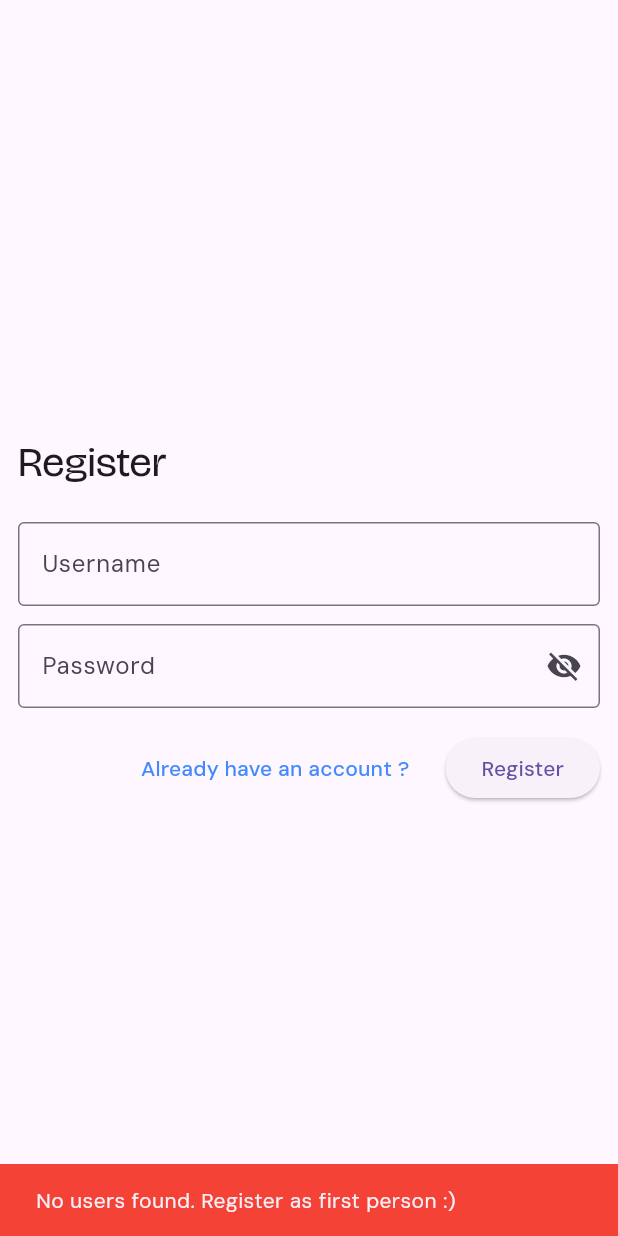
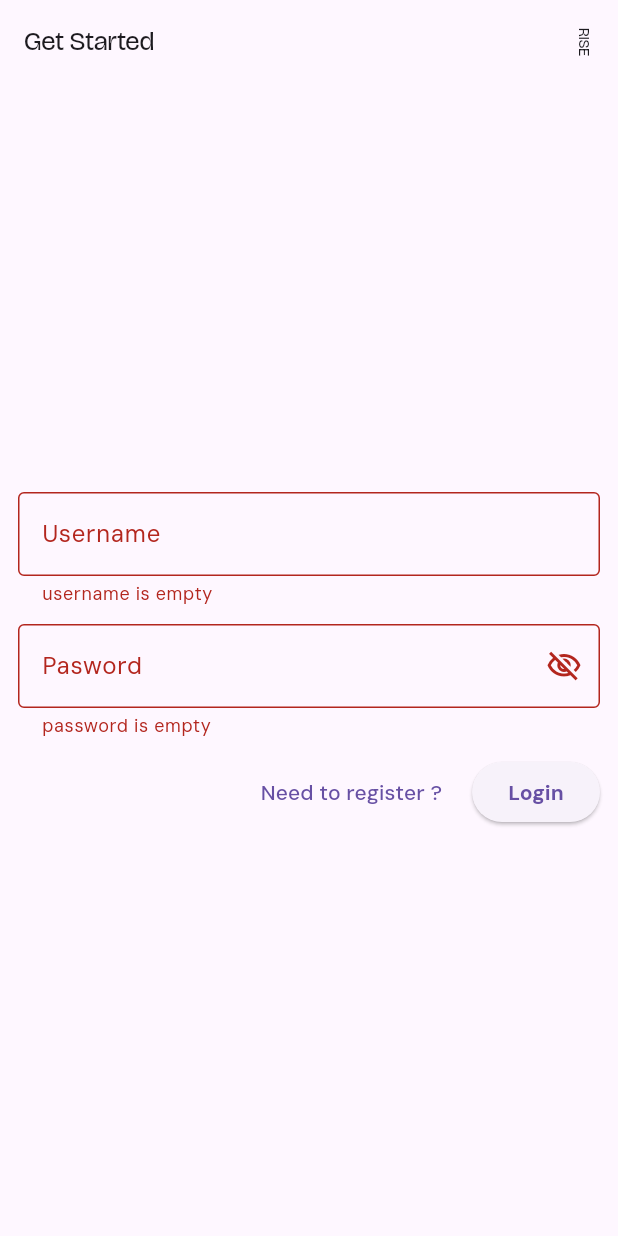
Before and after one commit to kottesh/S6, a Flutter app: the screen it shows after launch, after a tap on "Need to register ?", after a tap on "Already have an account ?", after a tap on "Login", on a phone screen of 412 x 824 dp. Run offline on Flutter 3.47's test engine with Material 3 defaults, Android fonts, the phone set to English and light mode, and no system bars; our stand-ins replace sqflite; missing offline and left inert: bcrypt; accounts and stored records are empty.

Commit message:
complete ex13 flutter. more flutterin' and db

```diff
--- /dev/null
+++ b/20MSS66 mad lab/xyz/lib/db/db.dart
@@ -0,0 +1,101 @@
+import 'package:sqflite/sqflite.dart';
+import 'package:path/path.dart';
+import 'package:bcrypt/bcrypt.dart';
+
+class DB {
+    static final DB _instance = DB._internal();
+    Database? _db;
+
+    factory DB() {
+        return _instance;
+    }
+
+    DB._internal();
+
+    Future<Database> get database async {
+        if (_db == null) {
+            _db = await initDB();
+        }
+
+        return _db!;
+    }
+
+
+    Future<Database> initDB() async {
+        String path = join(await getDatabasesPath(), 'users.db');
+
+        var db = await openDatabase(
+            path,
+            version: 1,
+            onCreate: create
+        );
+
+        return db;
+    }
+
+    Future<void> create(Database db, int version) async {
+        await db.execute(
+            '''
+                CREATE TABLE IF NOT EXISTS users (
+                    id INTEGER PRIMARY KEY AUTOINCREMENT,
+                    username TEXT NOT NULL UNIQUE,
+                    password TEXT NOT NULL
+                );
+            '''
+        );
+
+        await initialUsers();
+    }
+
+    Future<void> initialUsers() async {
+        final db = await database;
+
+        final results = await db.query('users');
+
+        if (results.isEmpty) {
+            await db.insert('users', {
+                'username': 'Test 1',
+                'password': BCrypt.hashpw('pass 1', BCrypt.gensalt())
+            });
+            await db.insert('users', {
+                'username': 'Test 2',
+                'password': BCrypt.hashpw('pass 2', BCrypt.gensalt())
+            });
+        }
+    }
+
+    Future<bool> authenticateUser(String username, String password) async {
+        final db = await database;
+
+        var results = await db.query(
+            'users',
+            where: 'username = ?',
+            whereArgs: [username]
+        );
+
+        if (results.isEmpty) {
+            return false;
+        }
+
+        String db_pass = results[0]['password'] as String;
+
+        return BCrypt.checkpw(password, db_pass);
+    }
+
+    Future<int> addUser(String username, String password) async {
+        final db = await database;
+
+        try {
+            return await db.insert(
+                'users',
+                {
+                    'username': username,
+                    'password': BCrypt.hashpw(password, BCrypt.gensalt())
+                }
+            );
+        } catch (err) {
+            print('Error: ${err.toString()}');
+            return -1;
+        }
+    }
+}
--- /dev/null
+++ b/20MSS66 mad lab/xyz/lib/ex13.dart
@@ -0,0 +1,186 @@
+import 'package:flutter/material.dart';
+import 'package:xyz/db/db.dart';
+
+class LoginScreen extends StatefulWidget {
+  const LoginScreen({super.key});
+
+  @override
+  State<LoginScreen> createState() => _LoginScreenState();
+}
+
+class _LoginScreenState extends State<LoginScreen> {
+    final _formKey = GlobalKey<FormState>();
+    bool _isLogin = true;
+    bool _isVisible = true;
+
+    final _username = TextEditingController();
+    final _password = TextEditingController();
+    final db = DB();
+
+    @override
+    Widget build(BuildContext context) {
+        return SafeArea(
+            child: Scaffold(
+                appBar: AppBar(
+                    title: Row(
+                        mainAxisAlignment: MainAxisAlignment.spaceBetween,
+                        crossAxisAlignment: CrossAxisAlignment.center,
+
+                        children: <Widget>[
+                            const Text(
+                                'Get Started',
+                                style: TextStyle(
+                                    fontSize: 18,
+                                    fontFamily: 'Bricolage Grotesque',
+                                ),
+                            ),
+                            const RotatedBox(
+                                quarterTurns: 1,
+                                child: Text(
+                                    'RISE',
+                                    style: TextStyle(
+                                        fontFamily: 'Bricolage Grotesque',
+                                        fontSize: 10
+                                    ),
+                                ),
+                            )
+                        ],
+                    )
+                ),
+                body: Center(
+                    child: SingleChildScrollView(
+                        child: Container(
+                            padding: EdgeInsets.all(12),
+                            alignment: Alignment.center,
+
+                            child: Form(
+                                key: _formKey,
+                                child: Column(
+                                    children: [
+                                        TextFormField(
+                                            controller: _username,
+                                            decoration: InputDecoration(
+                                                border: OutlineInputBorder(),
+                                                label: const Text('Username')
+                                            ),
+                                            validator: (value) {
+                                                if (value == null || value.isEmpty) {
+                                                    return 'username is empty';
+                                                }
+
+                                                return null;
+                                            },
+                                        ),
+
+                                        const SizedBox(height: 12,),
+
+                                        TextFormField(
+                                            controller: _password,
+                                            decoration: InputDecoration(
+                                                border: OutlineInputBorder(),
+                                                label: const Text('Pasword'),
+                                                suffixIcon: IconButton(
+                                                    onPressed: () {
+                                                        setState(() {
+                                                            _isVisible = !_isVisible;
+                                                        });
+                                                    },
+                                                    icon: Icon(
+                                                        _isVisible ? Icons.visibility_off_outlined : Icons.visibility_outlined
+                                                    )
+                                                ),
+                                            ),
+                                            obscureText: !_isVisible,
+                                            validator: (value) {
+                                                if (value == null || value.isEmpty) {
+                                                    return 'password is empty';
+                                                }
+
+                                                return null;
+                                            },
+                                        ),
+
+                                        const SizedBox(height: 12,),
+
+                                        Row(
+                                            mainAxisAlignment : MainAxisAlignment.end,
+                                            children: [
+                                                TextButton(
+                                                    onPressed: () {
+                                                        _username.clear();
+                                                        _password.clear();
+                                                        setState(() {
+                                                            _isLogin = !_isLogin;
+                                                        });
+                                                    },
+                                                    child: Text(
+                                                        _isLogin ? 'Need to register ?' : 'Already have an account ?'
+                                                    )
+                                                ),
+
+                                                const SizedBox(
+                                                    width: 8,
+                                                ),
+
+                                                ElevatedButton(
+                                                    onPressed: () async {
+                                                        if (_formKey.currentState!.validate()) {
+                                                            if (_isLogin) {
+                                                                if (await db.authenticateUser(_username.text, _password.text)) {
+                                                                    ScaffoldMessenger.of(context).showSnackBar(
+                                                                        SnackBar(
+                                                                            backgroundColor: Colors.green,
+                                                                            content: Text('Welcome Back! ${_username.text}'),
+                                                                        )
+                                                                    );
+                                                                } else {
+                                                                    ScaffoldMessenger.of(context).showSnackBar(
+                                                                        SnackBar(
+                                                                            backgroundColor: Colors.red,
+                                                                            content: Text('Error occured during login.'),
+                                                                        )
+                                                                    );
+                                                                }
+                                                            } else {
+                                                                int user_id = await db.addUser(_username.text, _password.text);
+
+                                                                if (user_id == -1) {
+                                                                    ScaffoldMessenger.of(context).showSnackBar(
+                                                                        SnackBar(
+                                                                            backgroundColor: Colors.red,
+                                                                            content: Text('Error occured during registration.'),
+                                                                        )
+                                                                    );
+                                                                } else {
+                                                                    ScaffoldMessenger.of(context).showSnackBar(
+                                                                        SnackBar(
+                                                                            backgroundColor: Colors.green,
+                                                                            content: Text('Registered. Login now!'),
+                                                                        )
+                                                                    );
+                                                                    setState(() {
+                                                                        _isLogin = !_isLogin;
+                                                                    });
+                                                                }
+                                                            }
+                                                        }
+                                                    },
+                                                    child: Text(
+                                                        _isLogin ? 'Login' : 'Register',
+                                                        style: TextStyle(
+                                                            fontWeight: FontWeight.bold
+                                                        ),
+                                                    )
+                                                )
+                                            ],
+                                        )
+                                    ],
+                                ),
+                            )
+                        ),
+                    ),
+                ),
+            ),
+        );
+    }
+}
--- a/20MSS66 mad lab/xyz/lib/main.dart
+++ b/20MSS66 mad lab/xyz/lib/main.dart
@@ -1,5 +1,5 @@
 import 'package:flutter/material.dart';
-import 'package:xyz/ex10.dart';
+import 'package:xyz/ex13.dart';
 
 // void main() {
 //     runApp(
@@ -27,7 +27,7 @@ void main() {
                 fontFamily: 'DM Sans',
                 useMaterial3: true
             ),
-            home: OnBoard()
+            home: LoginScreen()
         )
     );
 }
```
